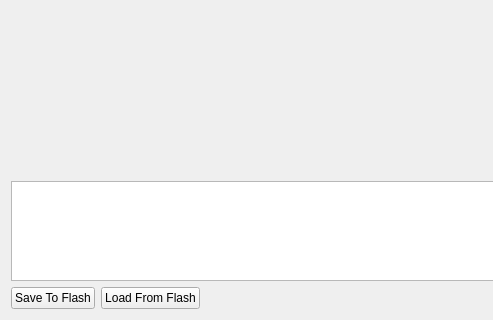
The window that src/tableview2d.ui (fredcooke/emstudio) describes before a commit, drawn with Qt 5; both pictures show x 0 to 493 and y 111 to 431 of the 1116 by 431 pixel window.
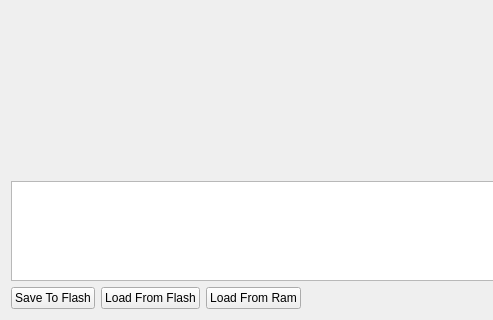
The same window after the commit. Custom widgets are drawn as their Qt base class.

Commit message:
New save/reload data button semantics, and abstracting of data views.
All views now have appropriate save/load buttons based on the data type in
the view. Views are now all subclassed from a DataView type, which will
soon allow for better abstraction of the actual passing of memory between
views.

Diff of the .ui file:
```diff
--- a/src/tableview2d.ui
+++ b/src/tableview2d.ui
@@ -51,6 +51,13 @@
          </property>
         </widget>
        </item>
+       <item>
+        <widget class="QPushButton" name="loadRamPushButton">
+         <property name="text">
+          <string>Load From Ram</string>
+         </property>
+        </widget>
+       </item>
        <item>
         <spacer name="horizontalSpacer">
          <property name="orientation">
```
Left out of the diff: 2 changed lines with no effect on the pictures. The commit also changes 15 other files.
